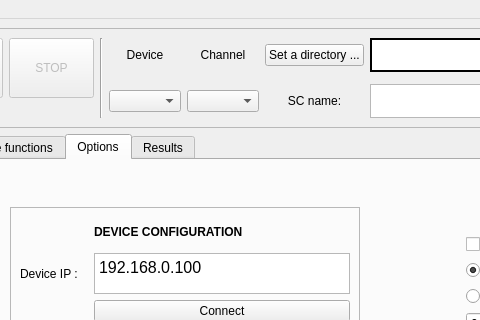
userIsTaken/SolarVACh, file GUI/Solar.ui: the form before one commit; both pictures show x 101 to 581 and y 0 to 320 of the 1121 by 894 pixel window.
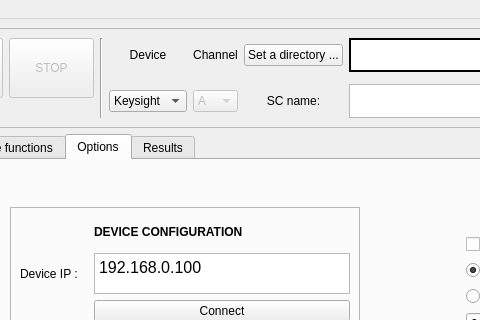
The form after the commit. Custom widgets are drawn as their Qt base class.

The edit to the form file:
```diff
--- a/GUI/Solar.ui
+++ b/GUI/Solar.ui
@@ -50,7 +50,21 @@
         </widget>
        </item>
        <item row="2" column="11">
-        <widget class="QComboBox" name="channel_box"/>
+        <widget class="QComboBox" name="channel_box">
+         <property name="enabled">
+          <bool>false</bool>
+         </property>
+         <item>
+          <property name="text">
+           <string>A</string>
+          </property>
+         </item>
+         <item>
+          <property name="text">
+           <string>B</string>
+          </property>
+         </item>
+        </widget>
        </item>
        <item row="0" column="6" rowspan="3" colspan="2">
         <widget class="Line" name="line">
@@ -114,7 +128,21 @@
         </widget>
        </item>
        <item row="2" column="9">
-        <widget class="QComboBox" name="device_box"/>
+        <widget class="QComboBox" name="device_box">
+         <property name="currentIndex">
+          <number>1</number>
+         </property>
+         <item>
+          <property name="text">
+           <string>Keithley</string>
+          </property>
+         </item>
+         <item>
+          <property name="text">
+           <string>Keysight</string>
+          </property>
+         </item>
+        </widget>
        </item>
        <item row="0" column="2">
         <widget class="QPushButton" name="stopButton">
```
